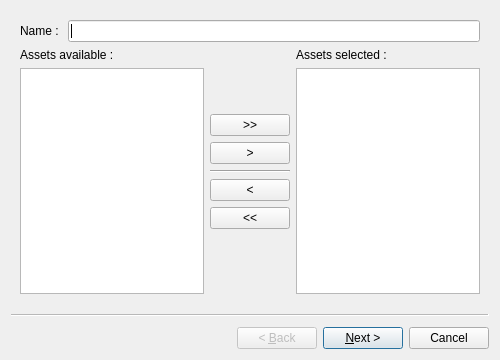
pchaigno/varsoft, file ProjetVaR_Software/GUI/NewPortfolioWizard.ui: the form before one commit.
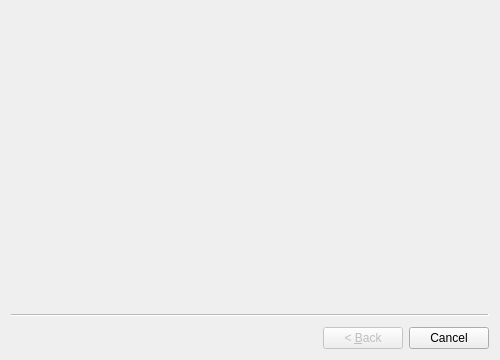
The form after the commit.

Commit message: Improvement of the NewPortfolioWizard. WizardPage separate in theirs own file.

The edit to the form file:
```diff
--- a/ProjetVaR_Software/GUI/NewPortfolioWizard.ui
+++ b/ProjetVaR_Software/GUI/NewPortfolioWizard.ui
@@ -13,235 +13,6 @@
   <property name="windowTitle">
    <string>New portfolio wizard</string>
   </property>
-  <widget class="QWizardPage" name="wizardPage">
-   <layout class="QVBoxLayout" name="verticalLayout">
-    <item>
-     <layout class="QHBoxLayout" name="horizontalLayout_2">
-      <property name="topMargin">
-       <number>0</number>
-      </property>
-      <item>
-       <widget class="QLabel" name="label">
-        <property name="text">
-         <string>Name : </string>
-        </property>
-       </widget>
-      </item>
-      <item>
-       <widget class="QLineEdit" name="lineEdit">
-        <property name="sizePolicy">
-         <sizepolicy hsizetype="Expanding" vsizetype="Fixed">
-          <horstretch>0</horstretch>
-          <verstretch>0</verstretch>
-         </sizepolicy>
-        </property>
-       </widget>
-      </item>
-     </layout>
-    </item>
-    <item>
-     <layout class="QHBoxLayout" name="horizontalLayout">
-      <item>
-       <layout class="QVBoxLayout" name="verticalLayout_6">
-        <property name="rightMargin">
-         <number>0</number>
-        </property>
-        <item>
-         <widget class="QLabel" name="label_2">
-          <property name="text">
-           <string>Assets available :</string>
-          </property>
-         </widget>
-        </item>
-        <item>
-         <widget class="QListWidget" name="leftAssets"/>
-        </item>
-       </layout>
-      </item>
-      <item>
-       <layout class="QVBoxLayout" name="verticalLayout_2">
-        <property name="sizeConstraint">
-         <enum>QLayout::SetDefaultConstraint</enum>
-        </property>
-        <property name="rightMargin">
-         <number>0</number>
-        </property>
-        <property name="bottomMargin">
-         <number>0</number>
-        </property>
-        <item>
-         <spacer name="verticalSpacer_2">
-          <property name="orientation">
-           <enum>Qt::Vertical</enum>
-          </property>
-          <property name="sizeHint" stdset="0">
-           <size>
-            <width>20</width>
-            <height>40</height>
-           </size>
-          </property>
-         </spacer>
-        </item>
-        <item>
-         <widget class="QPushButton" name="allRightButton">
-          <property name="text">
-           <string>&gt;&gt;</string>
-          </property>
-         </widget>
-        </item>
-        <item>
-         <widget class="QPushButton" name="rightButton">
-          <property name="sizePolicy">
-           <sizepolicy hsizetype="Minimum" vsizetype="Fixed">
-            <horstretch>0</horstretch>
-            <verstretch>0</verstretch>
-           </sizepolicy>
-          </property>
-          <property name="baseSize">
-           <size>
-            <width>0</width>
-            <height>0</height>
-           </size>
-          </property>
-          <property name="text">
-           <string>&gt;</string>
-          </property>
-         </widget>
-        </item>
-        <item>
-         <widget class="Line" name="line_3">
-          <property name="orientation">
-           <enum>Qt::Horizontal</enum>
-          </property>
-         </widget>
-        </item>
-        <item>
-         <widget class="QPushButton" name="leftButton">
-          <property name="text">
-           <string>&lt;</string>
-          </property>
-         </widget>
-        </item>
-        <item>
-         <widget class="QPushButton" name="allLeftButton">
-          <property name="text">
-           <string>&lt;&lt;</string>
-          </property>
-         </widget>
-        </item>
-        <item>
-         <spacer name="verticalSpacer">
-          <property name="orientation">
-           <enum>Qt::Vertical</enum>
-          </property>
-          <property name="sizeHint" stdset="0">
-           <size>
-            <width>20</width>
-            <height>40</height>
-           </size>
-          </property>
-         </spacer>
-        </item>
-       </layout>
-      </item>
-      <item>
-       <layout class="QVBoxLayout" name="verticalLayout_7">
-        <property name="rightMargin">
-         <number>0</number>
-        </property>
-        <item>
-         <widget class="QLabel" name="label_4">
-          <property name="text">
-           <string>Assets selected :</string>
-          </property>
-         </widget>
-        </item>
-        <item>
-         <widget class="QListWidget" name="rightAssets"/>
-        </item>
-       </layout>
-      </item>
-     </layout>
-    </item>
-   </layout>
-  </widget>
-  <widget class="QWizardPage" name="wizardPage1">
-   <layout class="QVBoxLayout" name="verticalLayout_5">
-    <item>
-     <layout class="QVBoxLayout" name="verticalLayout_3">
-      <item>
-       <widget class="QLabel" name="label_3">
-        <property name="sizePolicy">
-         <sizepolicy hsizetype="Preferred" vsizetype="Fixed">
-          <horstretch>0</horstretch>
-          <verstretch>0</verstretch>
-         </sizepolicy>
-        </property>
-        <property name="text">
-         <string>Set weights:</string>
-        </property>
-       </widget>
-      </item>
-      <item>
-       <widget class="QScrollArea" name="scrollArea">
-        <property name="widgetResizable">
-         <bool>true</bool>
-        </property>
-        <widget class="QWidget" name="scrollAreaWidgetContents">
-         <property name="geometry">
-          <rect>
-           <x>0</x>
-           <y>0</y>
-           <width>460</width>
-           <height>256</height>
-          </rect>
-         </property>
-         <layout class="QVBoxLayout" name="verticalLayout_4">
-          <item>
-           <layout class="QFormLayout" name="formLayout">
-            <property name="fieldGrowthPolicy">
-             <enum>QFormLayout::AllNonFixedFieldsGrow</enum>
-            </property>
-            <item row="0" column="0">
-             <widget class="QLabel" name="gOOGLELabel">
-              <property name="text">
-               <string>GOOGLE</string>
-              </property>
-             </widget>
-            </item>
-            <item row="0" column="1">
-             <widget class="QDoubleSpinBox" name="gOOGLEDoubleSpinBox"/>
-            </item>
-            <item row="1" column="0">
-             <widget class="QLabel" name="aMAZONELabel">
-              <property name="text">
-               <string>AMAZONE</string>
-              </property>
-             </widget>
-            </item>
-            <item row="2" column="0">
-             <widget class="QLabel" name="aPPLELabel">
-              <property name="text">
-               <string>APPLE</string>
-              </property>
-             </widget>
-            </item>
-            <item row="2" column="1">
-             <widget class="QDoubleSpinBox" name="aPPLEDoubleSpinBox"/>
-            </item>
-            <item row="1" column="1">
-             <widget class="QDoubleSpinBox" name="doubleSpinBox"/>
-            </item>
-           </layout>
-          </item>
-         </layout>
-        </widget>
-       </widget>
-      </item>
-     </layout>
-    </item>
-   </layout>
-  </widget>
  </widget>
  <resources/>
  <connections/>
```
The commit also changes 9 other files.
